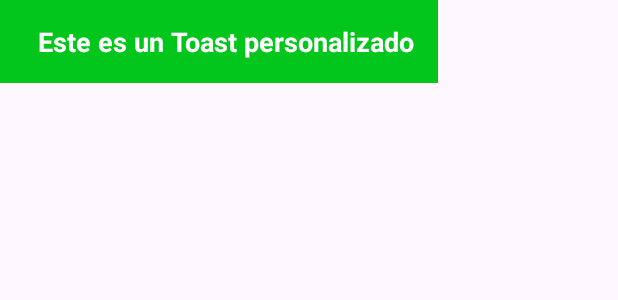
After one commit to pholguinc/appsubsidio-v2, an Android app: the layout toast.xml on its own in the app's theme, with its tools: preview values and no code run, on a phone screen of 412 x 824 dp. The commit adds this screen. Shown: the top 300 px of the screen. Run offline under Robolectric (Android 15) with nearby library versions, the phone set to English and light mode, and no system bars; network calls fail.

Commit message:
toast add

```diff
--- /dev/null
+++ b/app/src/main/res/layout/toast.xml
@@ -0,0 +1,22 @@
+<?xml version="1.0" encoding="utf-8"?>
+<!-- res/layout/toast_custom.xml -->
+<LinearLayout xmlns:android="http://schemas.android.com/apk/res/android"
+    android:id="@+id/custom_toast_layout"
+    android:layout_width="wrap_content"
+    android:layout_height="wrap_content"
+    android:background="#03C61D"
+    android:orientation="horizontal"
+    android:padding="15dp"
+    android:gravity="center">
+
+    <TextView
+        android:id="@+id/custom_toast_text"
+        android:layout_width="wrap_content"
+        android:layout_height="wrap_content"
+        android:textColor="#FFFFFF"
+        android:paddingStart="10dp"
+        android:textSize="18sp"
+        android:textAlignment="center"
+        android:textStyle="bold"
+        android:text="Este es un Toast personalizado" />
+</LinearLayout>
```
Also changed, not shown: app/src/main/java/com/example/edusubsidio/MainActivity.java (+21 -6 lines), app/src/main/java/com/example/edusubsidio/views/DashboardActivity.java (+20 -7 lines), app/src/main/res/drawable/baseline_qr_code_24.xml (added, +15 -0 lines), app/src/main/res/layout/activity_dashboard.xml (+12 -7 lines).
